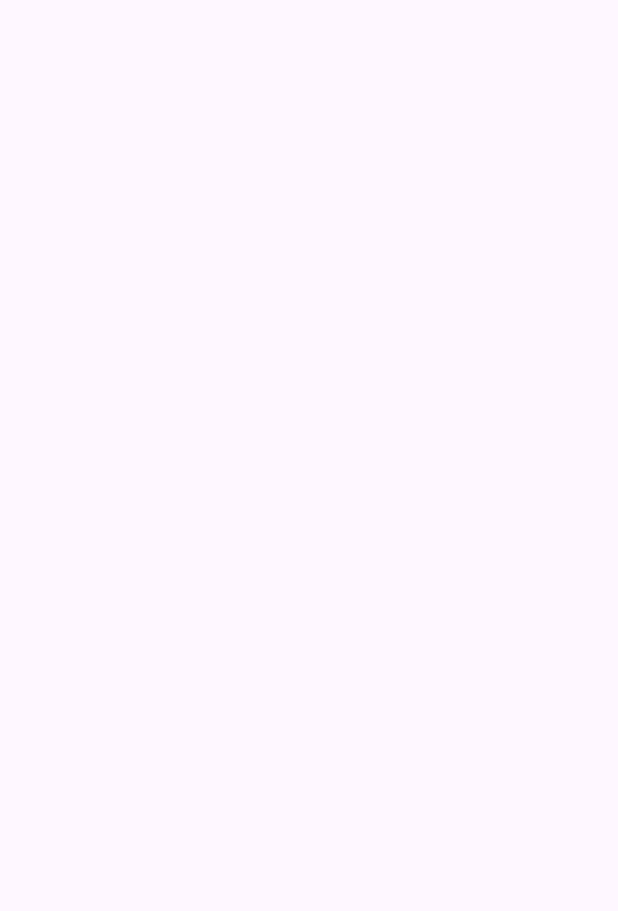
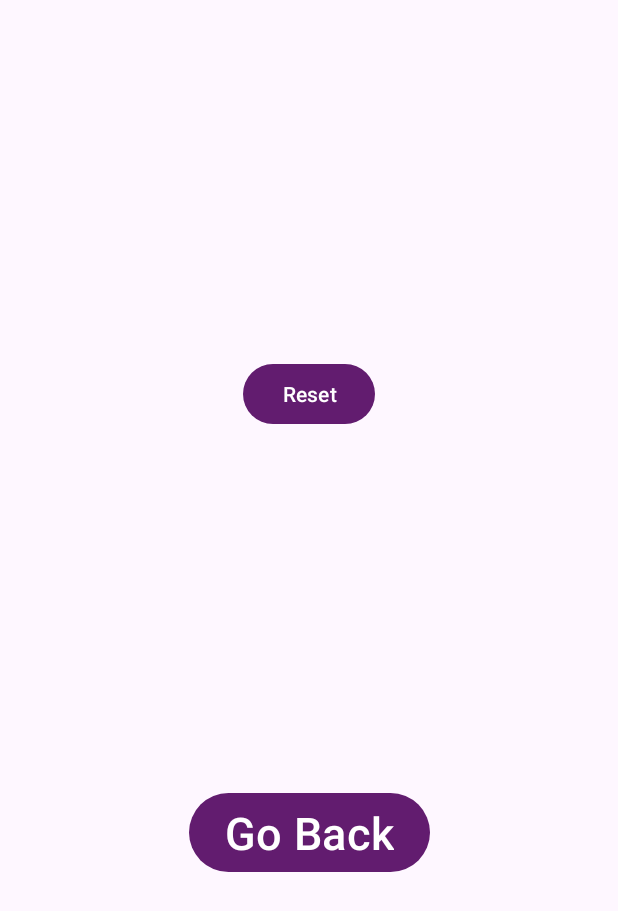
Before and after one commit to harsprad/beyondunknown, an Android app: the SettingsActivity screen opened directly, with no data from a screen before it, on a phone screen of 412 x 824 dp. Before the commit the part shown is empty. Shown: the top 911 px of the screen. Run offline under Robolectric (Android 15) with nearby library versions, the phone set to English and light mode, and no system bars.

Commit message:
Feat: Colors, reset, and commas
- Made colors more standard
- Started on the reset button; now does all but update the recycler view
- Commas in book titles won't cause problems with the csv delimiter

```diff
--- /dev/null
+++ b/app/src/debug/res/values/colors.xml
@@ -0,0 +1,5 @@
+<?xml version="1.0" encoding="utf-8"?>
+<resources>
+    <color name="my_light_primary">#346470</color>
+    <color name="my_dark_primary">#66E8FF</color>
+</resources>
--- a/app/src/main/java/com/example/beyondunknown/SettingsActivity.kt
+++ b/app/src/main/java/com/example/beyondunknown/SettingsActivity.kt
@@ -1,8 +1,11 @@
 package com.example.beyondunknown
 
 import android.os.Bundle
+import android.widget.Toast
+import androidx.appcompat.app.AlertDialog
 import androidx.appcompat.app.AppCompatActivity
 import com.example.beyondunknown.databinding.ActivitySettingsBinding
+import java.io.File
 
 class SettingsActivity : AppCompatActivity() {
 
@@ -12,5 +15,44 @@ class SettingsActivity : AppCompatActivity() {
         super.onCreate(savedInstanceState)
         binding = ActivitySettingsBinding.inflate(layoutInflater)
         setContentView(binding.root)
+
+        val resetDataDialog = AlertDialog.Builder(this)
+            .setTitle("Reset data")
+            .setMessage("Are you sure you want to delete all your book data?")
+            .setIcon(R.drawable.ic_delete_data)
+            .setPositiveButton("No") { _, _ ->
+                Toast.makeText(this, "Book database NOT reset", Toast.LENGTH_SHORT).show()
+            }
+            .setNegativeButton("Yes") { _, _ ->
+                Toast.makeText(this, "Book database reset", Toast.LENGTH_SHORT).show()
+                val externalFilesDir = getExternalFilesDir(null)
+                externalFilesDir?.let {
+                    deleteCsvFiles(it)
+                    createEmptyDataCsv(it)
+                }
+                finish()
+            }
+            .create()
+
+        binding.btnReset.setOnClickListener {
+            resetDataDialog.show()
+        }
+
+        binding.btnGoBack.setOnClickListener{
+            finish()
+        }
+    }
+
+    private fun deleteCsvFiles(directory: File) {
+        directory.listFiles()?.forEach {
+            if (it.name.endsWith(".csv")) {
+                it.delete()
+            }
+        }
+    }
+
+    private fun createEmptyDataCsv(directory: File) {
+        val csvFile = File(directory, "_data.csv")
+        csvFile.createNewFile()
     }
 }
--- /dev/null
+++ b/app/src/main/res/drawable-anydpi/ic_delete_data.xml
@@ -0,0 +1,11 @@
+<vector xmlns:android="http://schemas.android.com/apk/res/android"
+    android:width="24dp"
+    android:height="24dp"
+    android:viewportWidth="24"
+    android:viewportHeight="24"
+    android:tint="@color/alert"
+    android:alpha="0.8">
+  <path
+      android:fillColor="@android:color/white"
+      android:pathData="M15.73,3H8.27L3,8.27v7.46L8.27,21h7.46L21,15.73V8.27L15.73,3zM17,15.74L15.74,17 12,13.26 8.26,17 7,15.74 10.74,12 7,8.26 8.26,7 12,10.74 15.74,7 17,8.26 13.26,12 17,15.74z"/>
+</vector>
--- a/app/src/main/res/drawable/ic_launcher_background.xml
+++ b/app/src/main/res/drawable/ic_launcher_background.xml
@@ -5,7 +5,7 @@
     android:viewportWidth="108"
     android:viewportHeight="108">
     <path
-        android:fillColor="#9B17AD"
+        android:fillColor="@color/my_dark_primary"
         android:pathData="M0,0h108v108h-108z" />
     <path
         android:fillColor="#00000000"
--- a/app/src/main/res/layout/activity_settings.xml
+++ b/app/src/main/res/layout/activity_settings.xml
@@ -7,4 +7,24 @@
     android:layout_height="match_parent"
     tools:context=".SettingsActivity">
 
+    <Button
+        android:id="@+id/btnReset"
+        android:layout_width="wrap_content"
+        android:layout_height="wrap_content"
+        android:text="Reset"
+        app:layout_constraintEnd_toEndOf="parent"
+        app:layout_constraintStart_toStartOf="parent"
+        app:layout_constraintTop_toTopOf="parent"
+        app:layout_constraintBottom_toTopOf="@+id/btnGoBack"/>
+
+    <Button
+        android:id="@+id/btnGoBack"
+        android:layout_width="wrap_content"
+        android:layout_height="wrap_content"
+        android:text="Go Back"
+        android:textSize="30sp"
+        app:layout_constraintBottom_toBottomOf="parent"
+        app:layout_constraintEnd_toEndOf="parent"
+        app:layout_constraintStart_toStartOf="parent"
+        app:layout_constraintTop_toBottomOf="@+id/btnReset" />
 </androidx.constraintlayout.widget.ConstraintLayout>
--- a/app/src/main/res/values-night/themes.xml
+++ b/app/src/main/res/values-night/themes.xml
@@ -2,6 +2,6 @@
     <!-- Base application theme. -->
     <style name="Base.Theme.FrenchBookStatistics" parent="Theme.Material3.DayNight.NoActionBar">
         <!-- Customize your dark theme here. -->
-        <!-- <item name="colorPrimary">@color/my_dark_primary</item> -->
+        <item name="colorPrimary">@color/my_dark_primary</item>
     </style>
 </resources>
--- a/app/src/main/res/values/colors.xml
+++ b/app/src/main/res/values/colors.xml
@@ -2,4 +2,7 @@
 <resources>
     <color name="black">#FF000000</color>
     <color name="white">#FFFFFFFF</color>
+    <color name="my_light_primary">#621C6F</color>
+    <color name="my_dark_primary">#B144FB</color>
+    <color name="alert">#CF239C</color>
 </resources>
--- a/app/src/main/res/values/themes.xml
+++ b/app/src/main/res/values/themes.xml
@@ -2,7 +2,7 @@
     <!-- Base application theme. -->
     <style name="Base.Theme.FrenchBookStatistics" parent="Theme.Material3.DayNight.NoActionBar">
         <!-- Customize your light theme here. -->
-        <!-- <item name="colorPrimary">@color/my_light_primary</item> -->
+        <item name="colorPrimary">@color/my_light_primary</item>
     </style>
 
     <style name="Theme.FrenchBookStatistics" parent="Base.Theme.FrenchBookStatistics" />
```
Also changed, not shown: app/src/debug/res/drawable/ic_launcher_background.xml (deleted, +0 -170 lines), app/src/debug/res/drawable/ic_launcher_foreground.xml (deleted, +0 -30 lines), app/src/main/java/com/example/beyondunknown/MainActivity.kt (+5 -3 lines), app/src/main/res/drawable-hdpi/ic_delete_data.png (added), app/src/main/res/drawable-mdpi/ic_delete_data.png (added), app/src/main/res/drawable-xhdpi/ic_delete_data.png (added), app/src/main/res/drawable-xxhdpi/ic_delete_data.png (added).
